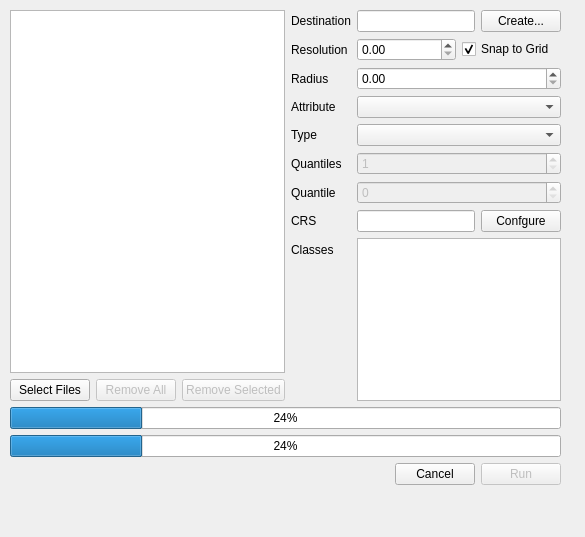
The window that src/apps/lasgrid.ui (zxgdll/geotools) describes before a commit, drawn with Qt 5.
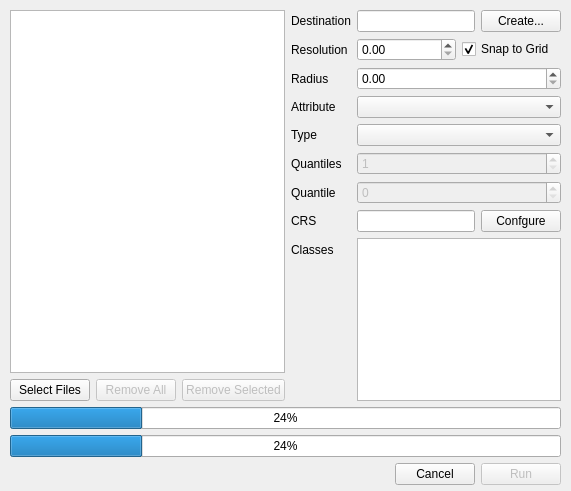
The same window after the commit.

Commit message: Work on lasgrid ui; started compound CRS selector.

What changed in the file:
```diff
--- a/src/apps/lasgrid.ui
+++ b/src/apps/lasgrid.ui
@@ -6,8 +6,8 @@
    <rect>
     <x>0</x>
     <y>0</y>
-    <width>585</width>
-    <height>537</height>
+    <width>571</width>
+    <height>491</height>
    </rect>
   </property>
   <property name="windowTitle">
```
The commit also changes 6 other files.
